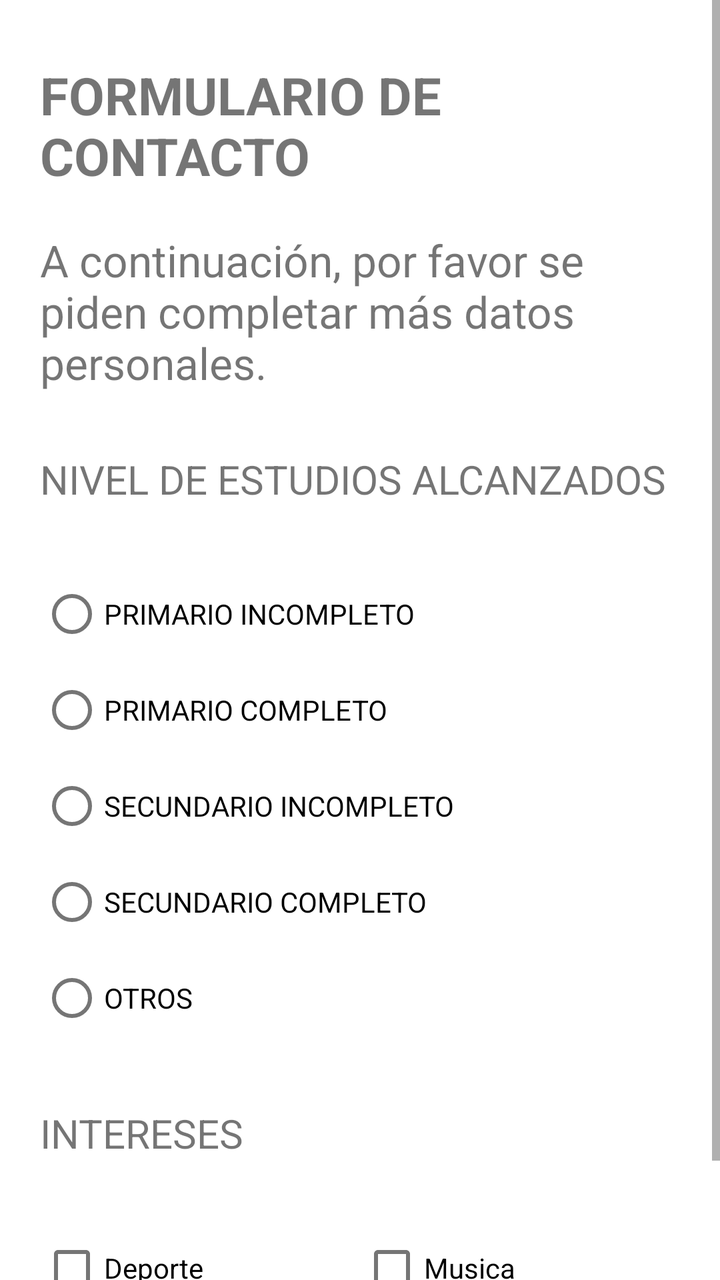
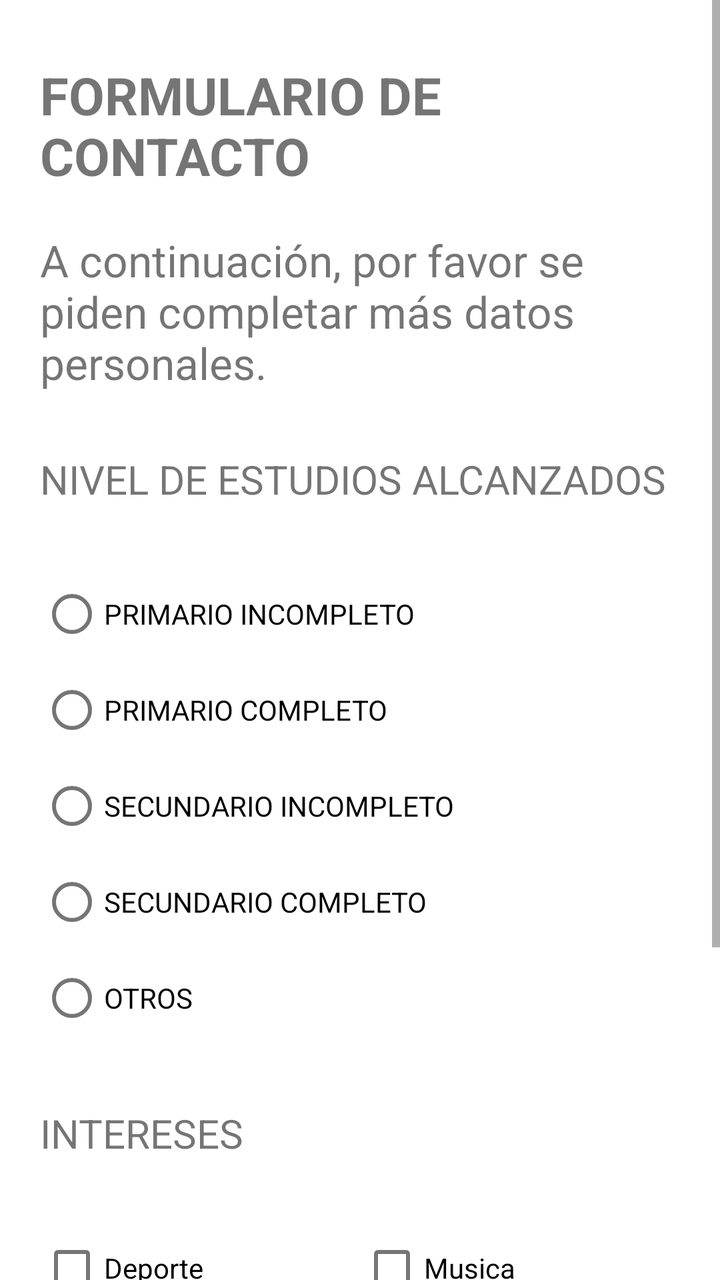

Screens rendered from an Android XML layout before and after an edit, with the pre-edit source and the edit as a unified diff.
<!-- AndroidManifest.xml: application theme Theme.MaterialComponents.DayNight.DarkActionBar -->
<!-- res/layout/fragment_intereses_estudio.xml -->
<?xml version="1.0" encoding="utf-8"?>
<ScrollView xmlns:android="http://schemas.android.com/apk/res/android"
    xmlns:app="http://schemas.android.com/apk/res-auto"

    xmlns:tools="http://schemas.android.com/tools"
    android:layout_width="match_parent"
    android:layout_height="match_parent"
    tools:context=".FragmentDatosPersonales">

    <LinearLayout
        android:layout_width="match_parent"
        android:layout_height="wrap_content"
        android:layout_margin="20dp"
        android:orientation="vertical">

        <TextView
            android:id="@+id/textView_formulario"
            android:layout_width="match_parent"
            android:layout_height="wrap_content"
            android:layout_marginTop="10dp"
            android:layout_marginBottom="20dp"
            android:textSize="26sp"
            android:text="@string/title"
            android:textStyle="bold" />

        <TextView
            android:id="@+id/textView_formulario_contactos"
            android:layout_width="match_parent"
            android:layout_height="wrap_content"
            android:text="@string/texto_secundario"
            android:textSize="22dp" />

        <TextView
            android:id="@+id/textViewNivelEstudio"
            android:layout_width="match_parent"
            android:layout_height="wrap_content"
            android:layout_marginVertical="30dp"
            android:text="NIVEL DE ESTUDIOS ALCANZADOS"
            android:textSize="20sp" />

        <RadioGroup
            android:id="@+id/Group_Niveles_Estudio"
            android:layout_width="match_parent"
            android:layout_height="match_parent" >

            <RadioButton
                android:id="@+id/rb_PrimIncompleto"
                android:layout_width="match_parent"
                android:layout_height="wrap_content"
                android:text="PRIMARIO INCOMPLETO" />

            <RadioButton
                android:id="@+id/rb_PrimCompleto"
                android:layout_width="match_parent"
                android:layout_height="wrap_content"
                android:text="PRIMARIO COMPLETO" />

            <RadioButton
                android:id="@+id/rb_SecuIncompleto"
                android:layout_width="match_parent"
                android:layout_height="wrap_content"
                android:text="SECUNDARIO INCOMPLETO" />

            <RadioButton
                android:id="@+id/rb_SecuCompleto"
                android:layout_width="match_parent"
                android:layout_height="wrap_content"
                android:text="SECUNDARIO COMPLETO" />

            <RadioButton
                android:id="@+id/rb_Otros"
                android:layout_width="match_parent"
                android:layout_height="wrap_content"
                android:text="OTROS" />

        </RadioGroup>

        <TextView
            android:id="@+id/textViewIntereses"
            android:layout_width="match_parent"
            android:layout_height="wrap_content"
            android:layout_marginVertical="30dp"
            android:text="INTERESES"
            android:textSize="20sp" />

        <LinearLayout
            android:layout_width="match_parent"
            android:layout_height="wrap_content"
            android:orientation="horizontal">

            <CheckBox
                android:id="@+id/cb_Deporte"
                android:layout_width="0dp"
                android:layout_height="wrap_content"
                android:layout_weight="1"
                android:text="Deporte" />

            <CheckBox
                android:id="@+id/cb_Musica"
                android:layout_width="0dp"
                android:layout_height="wrap_content"
                android:layout_weight="1"
                android:text="Musica" />

        </LinearLayout>

        <LinearLayout
            android:layout_width="match_parent"
            android:layout_height="wrap_content"
            android:orientation="horizontal">

            <CheckBox
                android:id="@+id/cb_Arte"
                android:layout_width="0dp"
                android:layout_height="wrap_content"
                android:layout_weight="1"
                android:text="Arte" />

            <CheckBox
                android:id="@+id/cb_Tecnologia"
                android:layout_width="0dp"
                android:layout_height="wrap_content"
                android:layout_weight="1"
                android:text="Tecnologia" />

        </LinearLayout>

    </LinearLayout>
</ScrollView>
<!-- resources referenced by this layout -->
<resources>
  <string name="texto_secundario">A continuación, por favor se piden completar más datos personales.</string>
  <string name="title">FORMULARIO DE CONTACTO</string>
</resources>

<!-- the commit's change to res/layout/fragment_intereses_estudio.xml (unified diff, before → after) -->
@@ -125,5 +125,34 @@
 
         </LinearLayout>
 
+        <LinearLayout
+            android:layout_width="match_parent"
+            android:layout_height="wrap_content"
+            android:layout_marginVertical="30dp"
+            android:gravity="center_vertical"
+            android:orientation="horizontal">
+
+            <TextView
+                android:id="@+id/textViewNotificacion"
+                android:layout_width="0dp"
+                android:layout_height="wrap_content"
+                android:layout_weight="1"
+                android:text="@string/titulo_notificacion"
+                android:textSize="20sp" />
+
+            <androidx.appcompat.widget.SwitchCompat
+                android:id="@+id/sw_Notificacion"
+                android:layout_width="wrap_content"
+                android:layout_height="wrap_content"
+                android:text="@string/texto_switch_notificacion" />
+
+        </LinearLayout>
+
+        <Button
+            android:id="@+id/btn_Guardar"
+            android:layout_width="wrap_content"
+            android:layout_height="wrap_content"
+            android:text="@string/btn_guardar" />
+
     </LinearLayout>
 </ScrollView>
<!-- resource entries referenced after the edit -->
@@ -1,6 +1,9 @@
 <!-- resources referenced by this layout -->
 <resources>
+  <string name="btn_guardar">GUARDAR</string>
   <string name="texto_secundario">A continuación, por favor se piden completar más datos personales.</string>
+  <string name="texto_switch_notificacion">Si</string>
   <string name="title">FORMULARIO DE CONTACTO</string>
+  <string name="titulo_notificacion">DESEA RECIBIR INFORMACION?</string>
 </resources>
 
